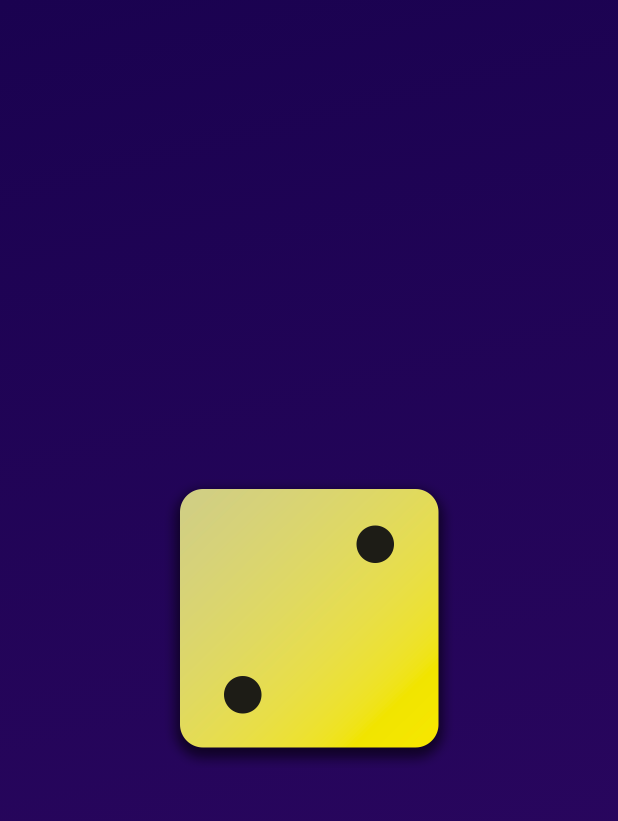
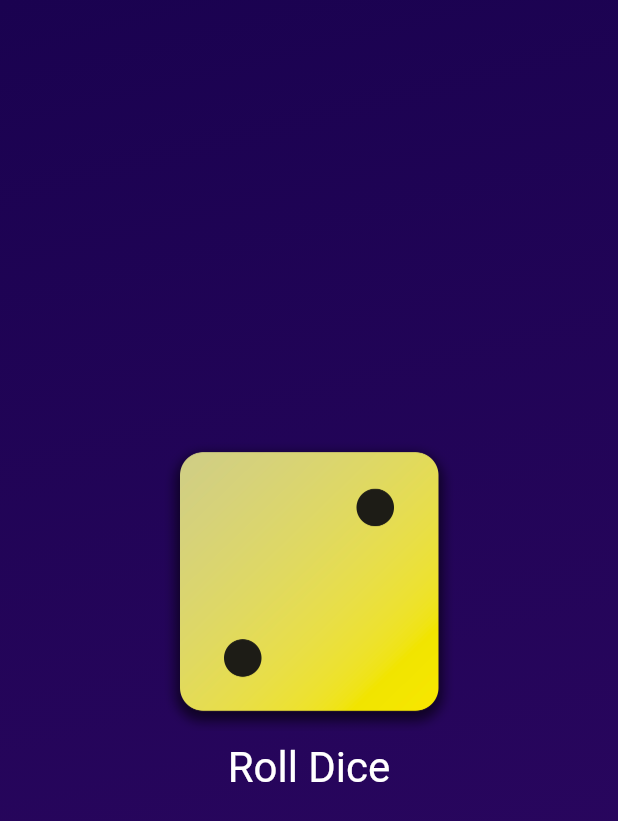
Before and after one commit to renreiii/diceroll-app, a Flutter app: the screen it shows after launch, on a phone screen of 412 x 824 dp. Shown: the top 821 px of the screen. Run offline on Flutter 3.47's test engine with Material 2 defaults, Android fonts, the phone set to English and light mode, and no system bars.

Commit message:
added text button and its callback

```diff
--- a/lib/gradient_container.dart
+++ b/lib/gradient_container.dart
@@ -14,6 +14,10 @@ class GradientContainer extends StatelessWidget {
   final Color startColor;
   final Color endColor;
 
+  void rollDice() {
+    // ...
+  }
+
   @override
   Widget build(context) {
     return Container(
@@ -28,9 +32,24 @@ class GradientContainer extends StatelessWidget {
         ),
       ),
       child: Center(
-        child: Image.asset(
-          'assets/img/dice-2.png',
-          width: 200,
+        child: Column(
+          mainAxisSize: MainAxisSize.min,
+          children: [
+            Image.asset(
+              'assets/img/dice-2.png',
+              width: 200,
+            ),
+            TextButton(
+              onPressed: rollDice,
+              style: TextButton.styleFrom(
+                foregroundColor: Colors.white,
+                textStyle: const TextStyle(
+                  fontSize: 28,
+                ),
+              ),
+              child: const Text('Roll Dice'),
+            ),
+          ],
         ),
       ),
     );
```
